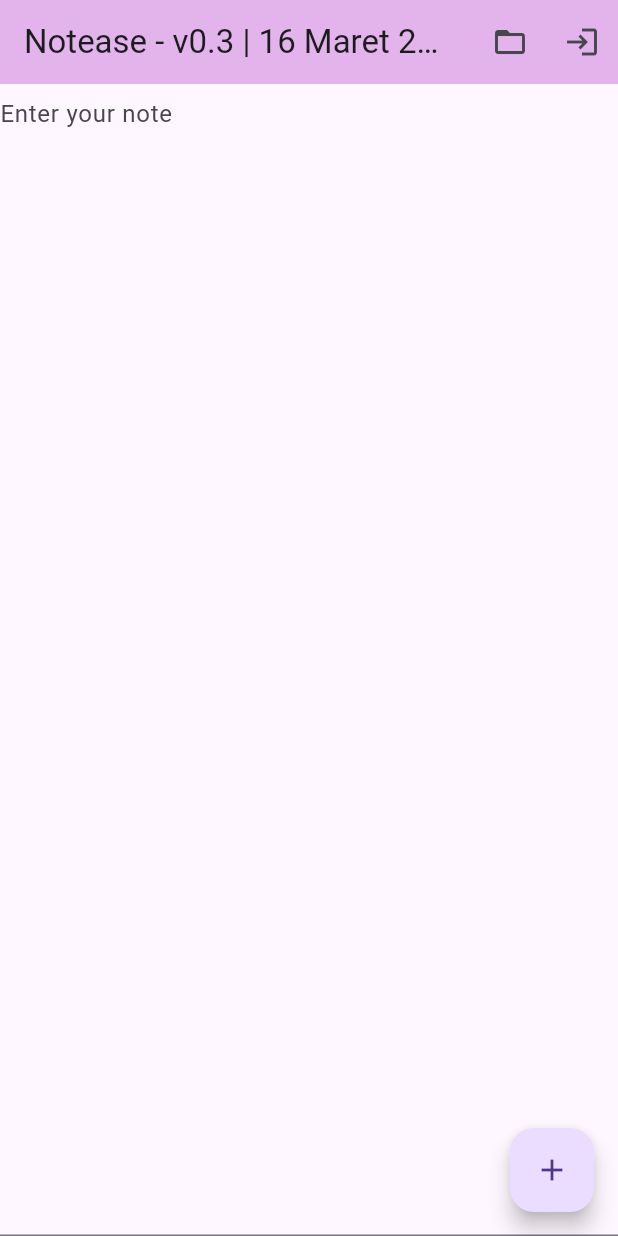
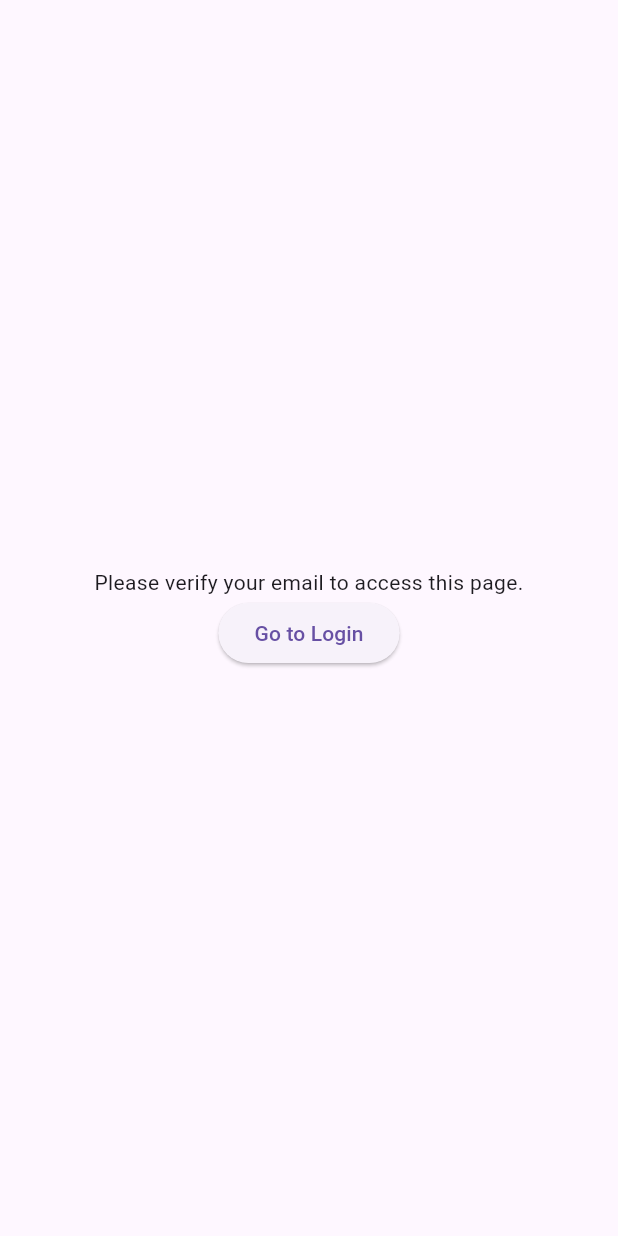
Before and after one commit to Wrth1/AOL-software-engineering, a Flutter app: the screen it shows after launch, on a phone screen of 412 x 824 dp. Run offline on Flutter 3.47's test engine with Material 3 defaults, Android fonts, the phone set to English and light mode, and no system bars; our stand-ins replace app_links, cloud_firestore, firebase_auth, firebase_core, google_sign_in, shared_preferences; missing offline and left inert: win32_registry; accounts and stored records are empty.

Commit message:
added email_verification_gate.dart

```diff
--- /dev/null
+++ b/lib/email_verification_gate.dart
@@ -0,0 +1,40 @@
+import 'package:flutter/material.dart';
+import 'package:firebase_auth/firebase_auth.dart';
+import 'package:testnote/login.dart'; // Import the login page
+
+class EmailVerificationGate extends StatelessWidget {
+  final Widget child;
+
+  const EmailVerificationGate({Key? key, required this.child}) : super(key: key);
+
+  @override
+  Widget build(BuildContext context) {
+    final User? user = FirebaseAuth.instance.currentUser;
+    if (user != null && user.emailVerified) {
+      return child;
+    } else {
+      return Scaffold(
+        body: Center(
+          child: Column(
+            mainAxisAlignment: MainAxisAlignment.center,
+            children: [
+              Text(
+                'Please verify your email to access this page.',
+                textAlign: TextAlign.center,
+              ),
+              ElevatedButton(
+                onPressed: () {
+                  Navigator.pushReplacement(
+                    context,
+                    MaterialPageRoute(builder: (context) => const LoginPage()), // Navigate to the login page
+                  );
+                },
+                child: Text('Go to Login'),
+              ),
+            ],
+          ),
+        ),
+      );
+    }
+  }
+}
--- a/lib/main.dart
+++ b/lib/main.dart
@@ -5,6 +5,7 @@ import 'package:flutter/material.dart';
   import 'package:testnote/home.dart';
   import 'package:firebase_core/firebase_core.dart';
   import 'firebase_options.dart';
+  import 'package:testnote/email_verification_gate.dart';
   import 'package:testnote/none.dart'
       if (dart.library.io) 'package:testnote/windows.dart';
 
@@ -30,7 +31,9 @@ class NotepadApp extends StatelessWidget {
         primarySwatch: Colors.purple,
         visualDensity: VisualDensity.adaptivePlatformDensity,
       ),
-      home: const NotepadHomePage(),
+      home: EmailVerificationGate( // Wrap the home widget with EmailVerificationGate
+        child: const NotepadHomePage(),
+      ),
     );
   }
 }
```
Also changed, not shown: lib/login.dart (+22 -7 lines). Lines whose indentation alone changed are shown as unchanged.
